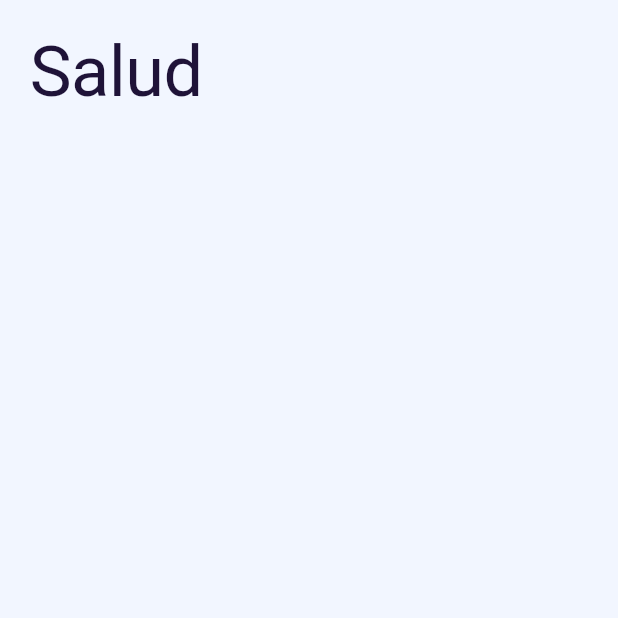
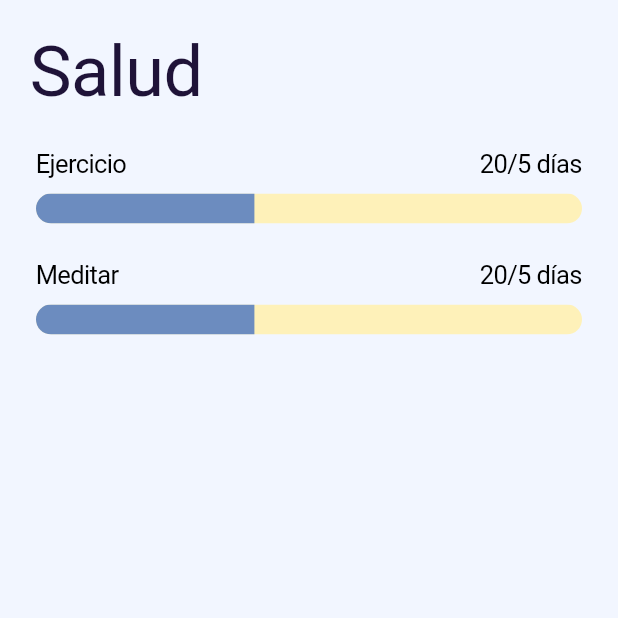
Before and after one commit to guillermoSb/proyecto_ing_software, a Flutter app: the HealthScreen screen opened directly, on a phone screen of 412 x 824 dp, the top half of it. Run offline on Flutter 3.47's test engine with Material 2 defaults, Android fonts, the phone set to English and light mode, and no system bars.

Commit message:
Implemented Health page

```diff
--- a/lib/screens/health_screen.dart
+++ b/lib/screens/health_screen.dart
@@ -1,5 +1,6 @@
 import 'package:flutter/cupertino.dart';
 import 'package:flutter/material.dart';
+import 'package:health_app/themes/light_theme.dart';
 import 'package:health_app/widgets/pageTitle_widget.dart';
 
 class HealthScreen extends StatelessWidget {
@@ -11,7 +12,53 @@ class HealthScreen extends StatelessWidget {
         child: Column(
       children: [
         PageTitleWidget('Salud'),
+        Padding(
+          padding: EdgeInsets.all(24),
+          child: Column(
+            children: [
+              ProgressWidget("Ejercicio"),
+              SizedBox(
+                height: 24,
+              ),
+              ProgressWidget("Meditar")
+            ],
+          ),
+        )
       ],
     ));
   }
 }
+
+class ProgressWidget extends StatelessWidget {
+  final String title;
+  const ProgressWidget(
+    this.title, {
+    Key? key,
+  }) : super(key: key);
+
+  @override
+  Widget build(BuildContext context) {
+    return Column(
+      children: [
+        Row(
+          children: [Text("$title"), Text("20/5 días")],
+          mainAxisAlignment: MainAxisAlignment.spaceBetween,
+        ),
+        SizedBox(
+          height: 10,
+        ),
+        ClipRRect(
+          borderRadius: BorderRadius.circular(10),
+          child: Container(
+            child: const LinearProgressIndicator(
+              value: 0.4,
+              color: AppTheme.primary,
+              backgroundColor: AppTheme.secondary,
+              minHeight: 20,
+            ),
+          ),
+        ),
+      ],
+    );
+  }
+}
```
